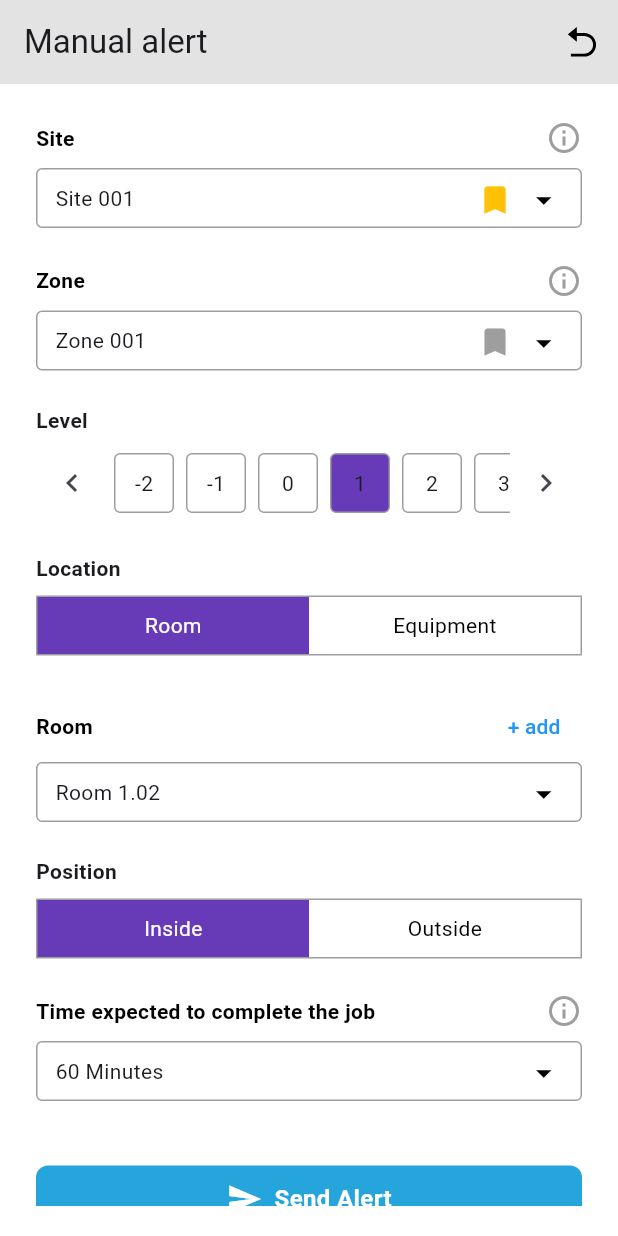
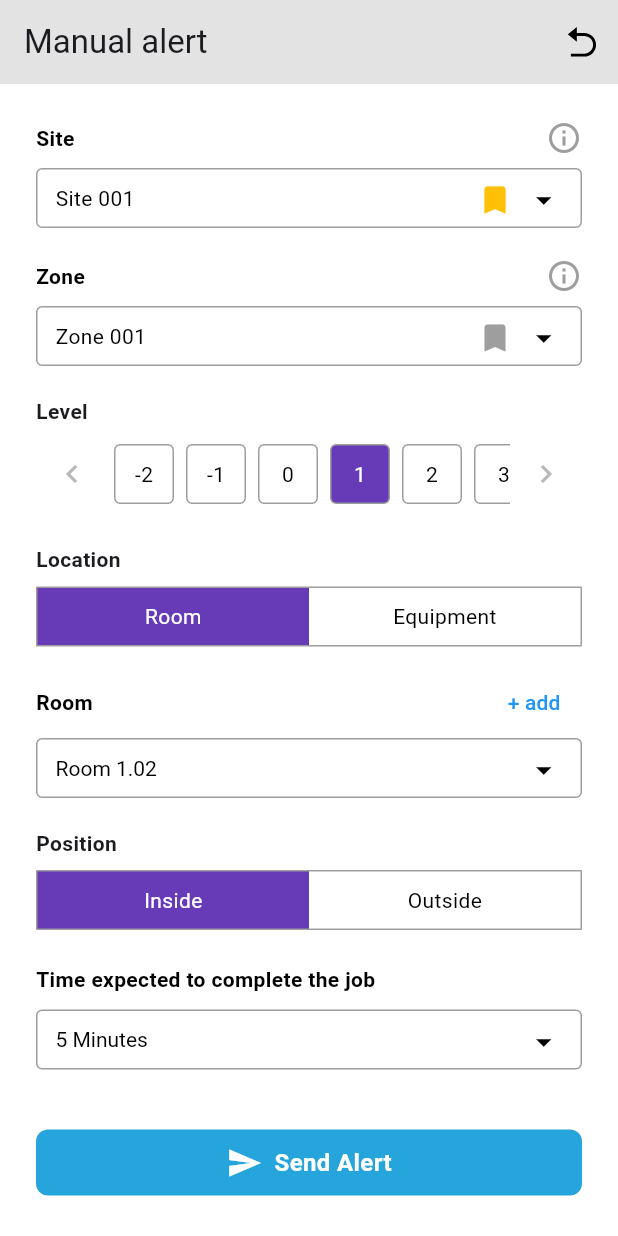
Before and after one commit to essadike-elhafiane/flutter-App, a Flutter app: the screen it shows after launch, after a tap on the "add" icon, on a phone screen of 412 x 824 dp. Run offline on Flutter 3.47's test engine with Material 3 defaults, Android fonts, the phone set to English and light mode, and no system bars; our stand-ins replace fl_chart, flutter_svg.

Commit message:
add: text field and handling room logique

```diff
--- /dev/null
+++ b/lib/components/Dropdown.dart
@@ -0,0 +1,146 @@
+import 'package:flutter/material.dart';
+
+class Dropdown extends StatefulWidget {
+  final int? index;
+  const Dropdown({Key? key, this.index}) : super(key: key);
+
+  @override
+  _DropdownState createState() => _DropdownState();
+}
+
+class _DropdownState extends State<Dropdown> {
+  late String dropdownValue;
+  late List<String> timeItems;
+  late String title;
+
+  @override
+  void initState() {
+    super.initState();
+    _initializeValues();
+  }
+
+  void _initializeValues() {
+    if (widget.index == 1) {
+      timeItems = List<String>.generate(12, (index) {
+        return '${(index + 1) * 5} Minutes';
+      });
+      title = 'Time expected to complete the job';
+      dropdownValue = timeItems.isNotEmpty ? timeItems[0] : '';
+    } else {
+      timeItems = List<String>.generate(5, (index) {
+        return 'Room ${index + 1}.02';
+      });
+      title = 'Room';
+      dropdownValue = timeItems.isNotEmpty ? timeItems[0] : '';
+    }
+  }
+
+  @override
+  Widget build(BuildContext context) {
+    return Column(
+      crossAxisAlignment: CrossAxisAlignment.start,
+      children: [
+        Row(
+          mainAxisAlignment: MainAxisAlignment.spaceBetween,
+          children: [
+            Text(
+              title,
+              style: const TextStyle(
+                color: Colors.black,
+                fontSize: 14,
+                fontWeight: FontWeight.bold,
+              ),
+            ),
+            if (widget.index == 0)
+              TextButton(
+                onPressed: openDialog,
+                child: const Text(
+                  '+ add',
+                  style: TextStyle(color: Colors.blue),
+                ),
+              ),
+          ],
+        ),
+        if (widget.index != 0) const SizedBox(height: 10),
+        Container(
+          width: double.infinity,
+          height: 40,
+          padding: const EdgeInsets.symmetric(horizontal: 12, vertical: 8),
+          decoration: BoxDecoration(
+            border: Border.all(color: Colors.grey),
+            borderRadius: BorderRadius.circular(4),
+          ),
+          child: DropdownButton<String>(
+            value: dropdownValue,
+            icon: const Icon(
+              Icons.arrow_drop_down,
+              color: Colors.black,
+              size: 25,
+            ),
+            iconSize: 24,
+            dropdownColor: Colors.white,
+            isExpanded: true, // Makes dropdown expand to fill the container's width
+            style: const TextStyle(
+              color: Colors.black, // Text color inside the dropdown
+              fontSize: 14, // Font size of the text
+              fontWeight: FontWeight.w400, // Font weight of the text
+            ),
+            underline: Container(), // Remove the default underline
+            onChanged: (String? newValue) {
+              setState(() {
+                dropdownValue = newValue!;
+              });
+            },
+            items: timeItems.map<DropdownMenuItem<String>>((String value) {
+              return DropdownMenuItem<String>(
+                value: value,
+                child: Text(value, style: const TextStyle(color: Colors.black)),
+              );
+            }).toList(),
+          ),
+        ),
+        const SizedBox(height: 20),
+      ],
+    );
+  }
+
+  Future<void> openDialog() async {
+    String newRoomName = '';
+
+    return showDialog(
+      context: context,
+      builder: (BuildContext context) {
+        return AlertDialog(
+          title: const Text('Add Room'),
+          content: TextField(
+            decoration: const InputDecoration(hintText: 'Enter room name'),
+            autofocus: true,
+            onChanged: (value) {
+              newRoomName = value;
+            },
+          ),
+          actions: <Widget>[
+            TextButton(
+              onPressed: () {
+                Navigator.of(context).pop();
+              },
+              child: const Text('Cancel'),
+            ),
+            TextButton(
+              onPressed: () {
+                if (newRoomName.isNotEmpty) {
+                  setState(() {
+                    timeItems.add('Room $newRoomName');
+                    dropdownValue = 'Room $newRoomName';
+                  });
+                }
+                Navigator.of(context).pop();
+              },
+              child: const Text('Add'),
+            ),
+          ],
+        );
+      },
+    );
+  }
+}
--- a/lib/components/progressChart.dart
+++ b/lib/components/progressChart.dart
@@ -1,8 +1,31 @@
+import 'dart:async';
 import 'package:flutter/material.dart';
 import 'package:fl_chart/fl_chart.dart';
 
-class ProgressChart extends StatelessWidget {
-  const ProgressChart({Key? key}) : super(key: key);
+class ProgressChart extends StatefulWidget {
+  const ProgressChart({super.key});
+  @override
+  _ProgressChartState createState() => _ProgressChartState();
+}
+
+class _ProgressChartState extends State<ProgressChart> {
+  int? touchedIndex;
+  Timer? _timer;
+
+  void _startHideTimer() {
+    _timer?.cancel();
+    _timer = Timer(const Duration(seconds: 1), () {
+      setState(() {
+        touchedIndex = null;
+      });
+    });
+  }
+
+  @override
+  void dispose() {
+    _timer?.cancel();
+    super.dispose();
+  }
 
   @override
   Widget build(BuildContext context) {
@@ -11,7 +34,6 @@ class ProgressChart extends StatelessWidget {
       margin: const EdgeInsets.only(left: 10.0, right: 10.0, bottom: 40.0),
       shape: RoundedRectangleBorder(borderRadius: BorderRadius.circular(8)),
       child: Container(
-        // padding: const EdgeInsets.all(2.0),
         width: double.infinity,
         decoration: BoxDecoration(
           color: Colors.white,
@@ -51,7 +73,6 @@ class ProgressChart extends StatelessWidget {
                   ),
                 ],
               ),
-              // const SizedBox(height: 16),
               Row(
                 mainAxisAlignment: MainAxisAlignment.spaceEvenly,
                 children: [
@@ -63,30 +84,53 @@ class ProgressChart extends StatelessWidget {
                         sectionsSpace: 2,
                         centerSpaceRadius: 40,
                         centerSpaceColor: Colors.white,
+                        pieTouchData: PieTouchData(
+                          touchCallback:
+                              (FlTouchEvent event, PieTouchResponse? response) {
+                            setState(() {
+                              if (response != null &&
+                                  response.touchedSection != null) {
+                                touchedIndex = response
+                                    .touchedSection!.touchedSectionIndex;
+                                _startHideTimer(); // Start the timer to hide the tooltip
+                              } else {
+                                touchedIndex = null;
+                              }
+                            });
+                          },
+                        ),
                         sections: [
                           PieChartSectionData(
                             color: Colors.blue,
                             value: 40,
                             title: '',
-                            radius: 30,
+                            radius: touchedIndex == 0 ? 32 : 30,
+                            badgeWidget:
+                                touchedIndex == 0 ? _toolTip('40%') : null,
                           ),
                           PieChartSectionData(
                             color: Colors.amber,
                             value: 30,
                             title: '',
-                            radius: 30,
+                            radius: touchedIndex == 1 ? 32 : 30,
+                            badgeWidget:
+                                touchedIndex == 1 ? _toolTip('30%') : null,
                           ),
                           PieChartSectionData(
                             color: Colors.green,
                             value: 20,
                             title: '',
-                            radius: 30,
+                            radius: touchedIndex == 2 ? 32 : 30,
+                            badgeWidget:
+                                touchedIndex == 2 ? _toolTip('20%') : null,
                           ),
                           PieChartSectionData(
                             color: const Color(0xFF616161),
                             value: 10,
                             title: '',
-                            radius: 30,
+                            radius: touchedIndex == 3 ? 32 : 30,
+                            badgeWidget:
+                                touchedIndex == 3 ? _toolTip('10%') : null,
                           ),
                         ],
                       ),
@@ -130,4 +174,26 @@ class ProgressChart extends StatelessWidget {
       ],
     );
   }
+
+  Widget _toolTip(String value) {
+    return Tooltip(
+      message: value,
+      preferBelow: false,
+      child: Container(
+        padding: const EdgeInsets.symmetric(horizontal: 6, vertical: 2),
+        decoration: BoxDecoration(
+          color: Colors.white,
+          borderRadius: BorderRadius.circular(4),
+          border: Border.all(color: Colors.black),
+        ),
+        child: Text(
+          value,
+          style: const TextStyle(
+            fontSize: 11,
+            color: Colors.black,
+          ),
+        ),
+      ),
+    );
+  }
 }
--- a/lib/pages/manual.dart
+++ b/lib/pages/manual.dart
@@ -1,4 +1,5 @@
 import 'package:flutter/material.dart';
+import 'package:flutter_application_2/components/Dropdown.dart';
 import 'package:flutter_svg/svg.dart';
 
 class ManualAlert extends StatefulWidget {
@@ -53,11 +54,14 @@ class _ManualAlertState extends State<ManualAlert> {
               _buildDropdownField('Zone', selectedZone, 2, true),
               _buildLevelSelector(),
               _buildLocationToggle(),
-              _buildDropdownField('Room', selectedRoom, 3, false,
-                  showAddOption: true),
+              const Dropdown(index: 0),
+
+              // _buildDropdownField('Room', selectedRoom, 3, false,
+              //     showAddOption: true),
               _buildPositionToggle(),
-              _buildDropdownField(
-                  'Time expected to complete the job', selectedTime, 4, false),
+              // _buildDropdownField(
+              //     'Time expected to complete the job', selectedTime, 4, false),
+              const Dropdown(index: 1),
               const SizedBox(height: 20),
               _buildSendAlertButton(),
             ],
@@ -101,7 +105,11 @@ class _ManualAlertState extends State<ManualAlert> {
                 child: Row(
                   mainAxisAlignment: MainAxisAlignment.spaceBetween,
                   children: [
-                    Text(value),
+                    Text(value,
+                        style: const TextStyle(
+                            color: Colors.black,
+                            fontSize: 14,
+                            fontWeight: FontWeight.w400)),
                     Row(children: [
                       if (isYellow)
                         InkWell(
@@ -135,7 +143,7 @@ class _ManualAlertState extends State<ManualAlert> {
             //   ),
           ],
         ),
-        const SizedBox(height: 23),
+        const SizedBox(height: 20),
       ],
     );
   }
@@ -146,11 +154,10 @@ class _ManualAlertState extends State<ManualAlert> {
     return Column(
       crossAxisAlignment: CrossAxisAlignment.start,
       children: [
-      Text('Level', style: TextStyle(fontSize: 14, fontWeight: FontWeight.bold)),
-      SizedBox(height: 8),
-
+        const Text('Level',
+            style: TextStyle(fontSize: 14, fontWeight: FontWeight.bold)),
+        const SizedBox(height: 8),
         Row(
-
           children: [
             IconButton(
               onPressed: () {
@@ -159,15 +166,14 @@ class _ManualAlertState extends State<ManualAlert> {
                   selectedLevel--;
                   _scrollController.animateTo(
                     _scrollController.offset - 50,
-                  duration: Duration(milliseconds: 100),
+                    duration: const Duration(milliseconds: 100),
                     curve: Curves.easeOut,
                   );
                 });
               },
-            icon: Icon(Icons.chevron_left),
+              icon: const Icon(Icons.chevron_left,color: Color(0xFFBAB9B9)),
             ),
             Expanded(
-
               child: SingleChildScrollView(
                 controller: _scrollController,
                 scrollDirection: Axis.horizontal,
@@ -175,18 +181,24 @@ class _ManualAlertState extends State<ManualAlert> {
                   children: [
                     for (int i = -2; i <= 10; i++)
                       Padding(
-                      padding: EdgeInsets.symmetric(horizontal: 4),
+                        padding: const EdgeInsets.symmetric(horizontal: 4),
                         child: InkWell(
                           child: Container(
                             alignment: Alignment.center,
                             height: 40,
                             width: 40,
                             decoration: BoxDecoration(
-                            color: i == selectedLevel ? Colors.deepPurple : Colors.white,
+                              color: i == selectedLevel
+                                  ? Colors.deepPurple
+                                  : Colors.white,
                               border: Border.all(color: Colors.grey),
                               borderRadius: BorderRadius.circular(4),
                             ),
-                          child: Text('$i'),
+                            child: Text('$i',
+                                style: TextStyle(
+                                    color: i == selectedLevel
+                                        ? Colors.white
+                                        : Colors.black)),
                           ),
                           onTap: () => setState(() => selectedLevel = i),
                         ),
@@ -202,16 +214,16 @@ class _ManualAlertState extends State<ManualAlert> {
                   selectedLevel++;
                   _scrollController.animateTo(
                     _scrollController.offset + 50,
-                  duration: Duration(milliseconds: 300),
+                    duration: const Duration(milliseconds: 300),
                     curve: Curves.easeOut,
                   );
                 });
               },
-            icon: Icon(Icons.chevron_right),
+              icon: const Icon(Icons.chevron_right, color: Color(0xFFBAB9B9),),
             ),
           ],
         ),
-      SizedBox(height: 23),
+        const SizedBox(height: 23),
       ],
     );
   }
@@ -220,18 +232,15 @@ class _ManualAlertState extends State<ManualAlert> {
     return Column(
       crossAxisAlignment: CrossAxisAlignment.start,
       children: [
-        Text('Location',
+        const Text('Location',
             style: TextStyle(fontSize: 14, fontWeight: FontWeight.bold)),
-        SizedBox(height: 8),
+        const SizedBox(height: 8),
         Row(
           children: [
             Expanded(
               child: InkWell(
                 child: Container(
                   alignment: Alignment.center,
-                  child: Text('Room',
-                      style: TextStyle(
-                          color: isRoomSelected ? Colors.white : Colors.black)),
                   height: 40,
                   decoration: BoxDecoration(
                     color: isRoomSelected ? Colors.deepPurple : Colors.white,
@@ -242,6 +251,9 @@ class _ManualAlertState extends State<ManualAlert> {
                     ),
                     // borderRadius: BorderRadius.circular(4),
                   ),
+                  child: Text('Room',
+                      style: TextStyle(
+                          color: isRoomSelected ? Colors.white : Colors.black)),
                 ),
                 onTap: () => setState(() => isRoomSelected = true),
               ),
@@ -273,7 +285,7 @@ class _ManualAlertState extends State<ManualAlert> {
             ),
           ],
         ),
-        SizedBox(height: 23),
+        const SizedBox(height: 13),
       ],
     );
   }
@@ -282,9 +294,9 @@ class _ManualAlertState extends State<ManualAlert> {
     return Column(
       crossAxisAlignment: CrossAxisAlignment.start,
       children: [
-        Text('Position',
+        const Text('Position',
             style: TextStyle(fontSize: 14, fontWeight: FontWeight.bold)),
-        SizedBox(height: 8),
+        const SizedBox(height: 8),
         Row(
           children: [
             Expanded(
@@ -316,11 +328,6 @@ class _ManualAlertState extends State<ManualAlert> {
               child: InkWell(
                 child: Container(
                   alignment: Alignment.center,
-                  child: Text('Outside',
-                      style: TextStyle(
-                          fontSize: 14,
-                          color:
-                              !isInsideSelected ? Colors.white : Colors.black)),
                   height: 40,
                   decoration: BoxDecoration(
                     color: !isInsideSelected ? Colors.deepPurple : Colors.white,
@@ -331,19 +338,22 @@ class _ManualAlertState extends State<ManualAlert> {
                     ),
                     // borderRadius: BorderRadius.circular(4),
                   ),
+                  child: Text('Outside',
+                      style: TextStyle(
+                          fontSize: 14,
+                          color:
+                              !isInsideSelected ? Colors.white : Colors.black)),
                 ),
                 onTap: () => setState(() => isInsideSelected = false),
               ),
             ),
           ],
         ),
-        SizedBox(height: 23),
+        const SizedBox(height: 23),
       ],
     );
   }
 }
-
-
 
 class _buildSendAlertButton extends StatefulWidget {
   @override
@@ -388,18 +398,18 @@ class __buildSendAlertButtonState extends State<_buildSendAlertButton> {
           height: 44,
           alignment: Alignment.center,
           decoration: BoxDecoration(
-            color: Color(0xFF25A5DC),
+            color: const Color(0xFF25A5DC),
             borderRadius: BorderRadius.circular(8),
           ),
-          child: Row(
+          child: const Row(
             mainAxisAlignment: MainAxisAlignment.center,
             children: [
-              const Icon(
+              Icon(
                 Icons.send,
                 color: Colors.white,
               ),
-              const SizedBox(width: 8), // Add spacing between the icon and text
-              const Text(
+              SizedBox(width: 8), // Add spacing between the icon and text
+              Text(
                 'Send Alert',
                 style: TextStyle(
                   color: Colors.white,
--- a/lib/pages/welcomePage.dart
+++ b/lib/pages/welcomePage.dart
@@ -1,5 +1,5 @@
+import 'package:flutter/material.dart';
 import 'dart:async';
-import 'package:flutter/material.dart';
 
 class WelcomePage extends StatefulWidget {
   @override
@@ -10,7 +10,7 @@ class _WelcomePageState extends State<WelcomePage> {
   @override
   void initState() {
     super.initState();
-    // Set a timer for auto-redirection
+
     Timer(const Duration(seconds: 3), () {
       Navigator.pushReplacementNamed(context, '/home');
     });
@@ -19,22 +19,13 @@ class _WelcomePageState extends State<WelcomePage> {
   @override
   Widget build(BuildContext context) {
     return Scaffold(
-      body:
-          // SvgPicture.asset(
-          //   'assets/images/screen.svg',
-          //   width: double.infinity,
-          //   height: double.infinity,
-          //   fit: BoxFit.fill,
-          // ),
-         Image.asset('assets/images/screen.png',
-
-         width: double.infinity,
-         height: double.infinity,
-         filterQuality: FilterQuality.high ,
-          fit: BoxFit.cover,
-         ),
-
-
+      body: Image.asset(
+        'assets/images/screen.png',
+        width: double.infinity,
+        height: double.infinity,
+        filterQuality: FilterQuality.high,
+        fit: BoxFit.cover,
+      ),
     );
   }
 }
```
Lines whose indentation alone changed are shown as unchanged.
